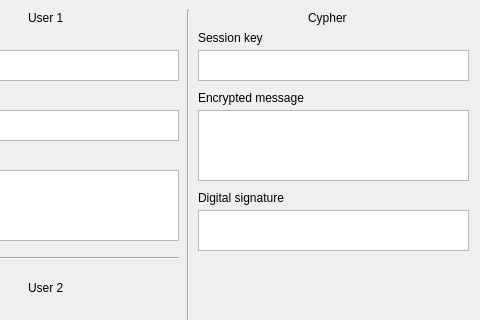
This is lab4/mainwindow.ui in fastiuk/distccps as Qt 5 draws it before an edit; both pictures show x 102 to 582 and y 0 to 320 of the 582 by 543 pixel window. The edited form follows.
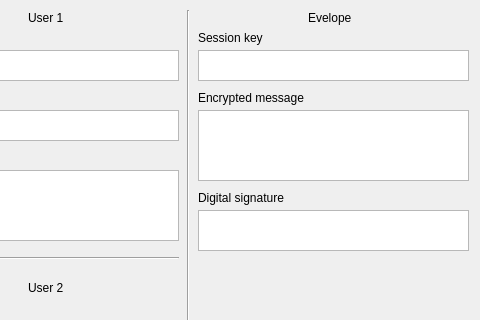
This is the edited form.

Diff of the .ui file:
```diff
--- a/lab4/mainwindow.ui
+++ b/lab4/mainwindow.ui
@@ -361,7 +361,7 @@
      </rect>
     </property>
     <property name="text">
-     <string>Cypher</string>
+     <string>Evelope</string>
     </property>
    </widget>
   </widget>
```
